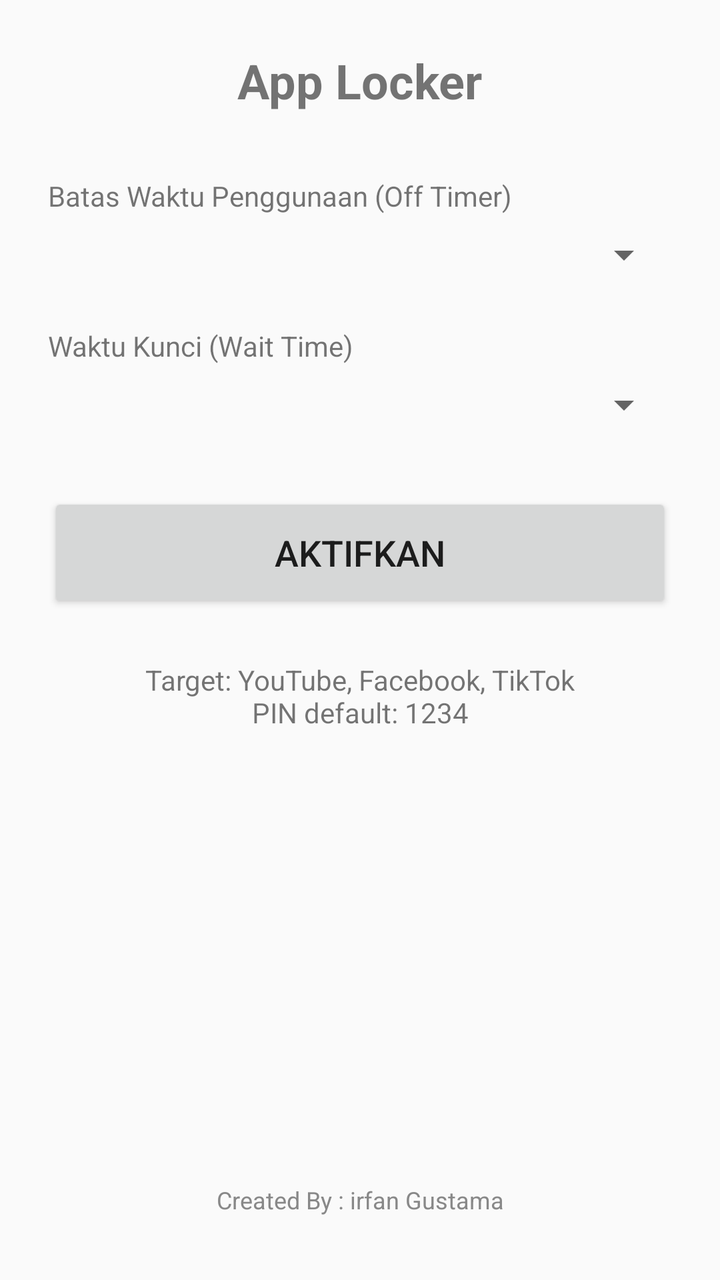
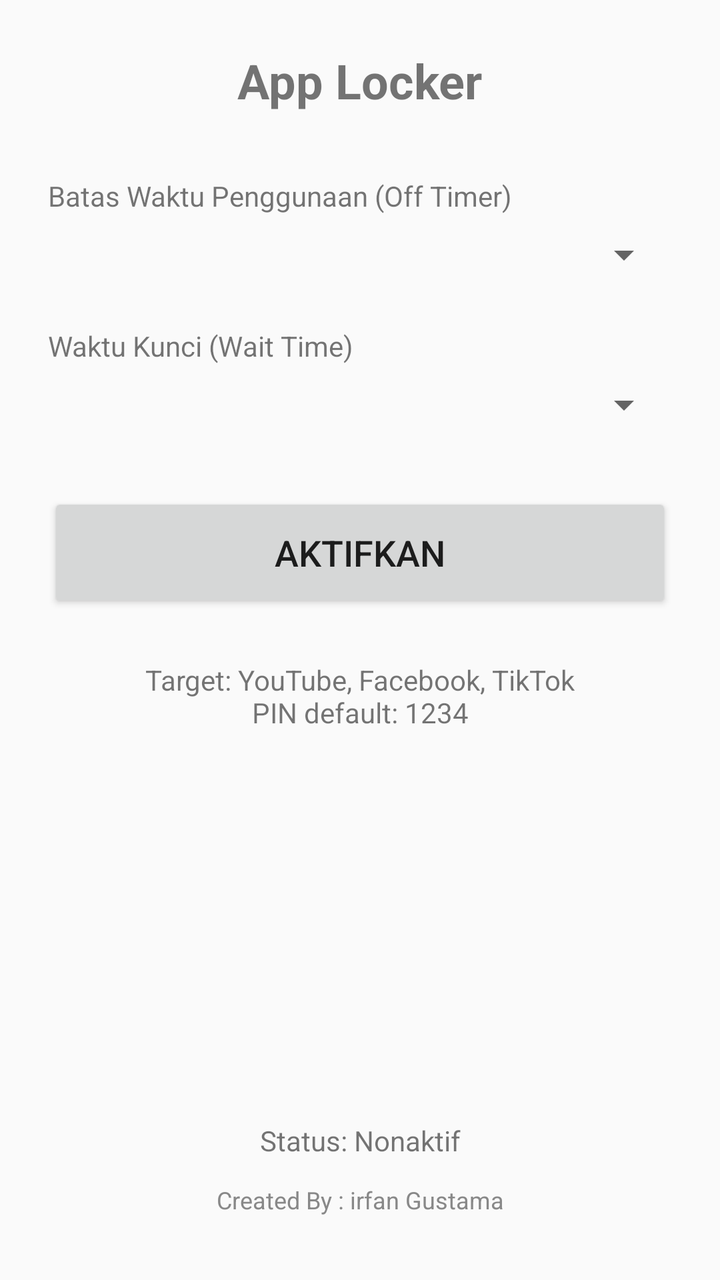

Two renders of the same Android screen: before a commit and after it. Below are the layout's source before the change and the commit's diff.
<!-- AndroidManifest.xml: application theme Theme.AppLocker -->
<!-- res/layout/activity_main.xml -->
<?xml version="1.0" encoding="utf-8"?>
<LinearLayout xmlns:android="http://schemas.android.com/apk/res/android"
    android:layout_width="match_parent"
    android:layout_height="match_parent"
    android:orientation="vertical"
    android:padding="24dp"
    android:gravity="center_horizontal">

    <TextView
        android:layout_width="wrap_content"
        android:layout_height="wrap_content"
        android:text="App Locker"
        android:textSize="24sp"
        android:textStyle="bold"
        android:layout_marginBottom="32dp" />

    <TextView
        android:layout_width="match_parent"
        android:layout_height="wrap_content"
        android:text="Batas Waktu Penggunaan (Off Timer)"
        android:layout_marginBottom="8dp" />

    <Spinner
        android:id="@+id/spinnerOff"
        android:layout_width="match_parent"
        android:layout_height="wrap_content"
        android:layout_marginBottom="24dp" />

    <TextView
        android:layout_width="match_parent"
        android:layout_height="wrap_content"
        android:text="Waktu Kunci (Wait Time)"
        android:layout_marginBottom="8dp" />

    <Spinner
        android:id="@+id/spinnerWait"
        android:layout_width="match_parent"
        android:layout_height="wrap_content"
        android:layout_marginBottom="32dp" />

    <Button
        android:id="@+id/btnToggle"
        android:layout_width="match_parent"
        android:layout_height="60dp"
        android:text="AKTIFKAN"
        android:textSize="18sp" />

    <TextView
        android:layout_width="match_parent"
        android:layout_height="wrap_content"
        android:layout_marginTop="24dp"
        android:text="Target: YouTube, Facebook, TikTok\nPIN default: 1234"
        android:textAlignment="center"
        android:textSize="14sp" />

    
    <View
        android:layout_width="match_parent"
        android:layout_height="0dp"
        android:layout_weight="1" />

    <TextView
        android:layout_width="match_parent"
        android:layout_height="wrap_content"
        android:text="Created By : irfan Gustama"
        android:textSize="12sp"
        android:textColor="#888888"
        android:textAlignment="center"
        android:layout_marginBottom="8dp" />

</LinearLayout>
<!-- resources referenced by this layout -->
<resources>
  <style name="Theme.AppLocker" parent="Theme.AppCompat.Light.DarkActionBar">
          <item name="colorPrimary">#2196F3</item>
          <item name="colorPrimaryDark">#1976D2</item>
          <item name="colorAccent">#FF4081</item>
      </style>
</resources>

<!-- the commit's change to res/layout/activity_main.xml (unified diff, before → after) -->
@@ -53,11 +53,20 @@
         android:textAlignment="center"
         android:textSize="14sp" />
 
-    
     <View
         android:layout_width="match_parent"
         android:layout_height="0dp"
         android:layout_weight="1" />
+
+    
+    <TextView
+        android:id="@+id/tvUsage"
+        android:layout_width="match_parent"
+        android:layout_height="wrap_content"
+        android:text="Status: Nonaktif"
+        android:textSize="14sp"
+        android:textAlignment="center"
+        android:layout_marginBottom="12dp" />
 
     <TextView
         android:layout_width="match_parent"
